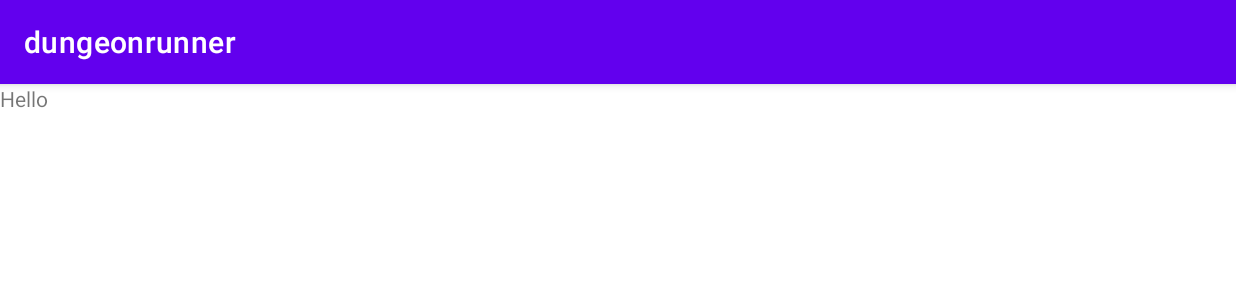
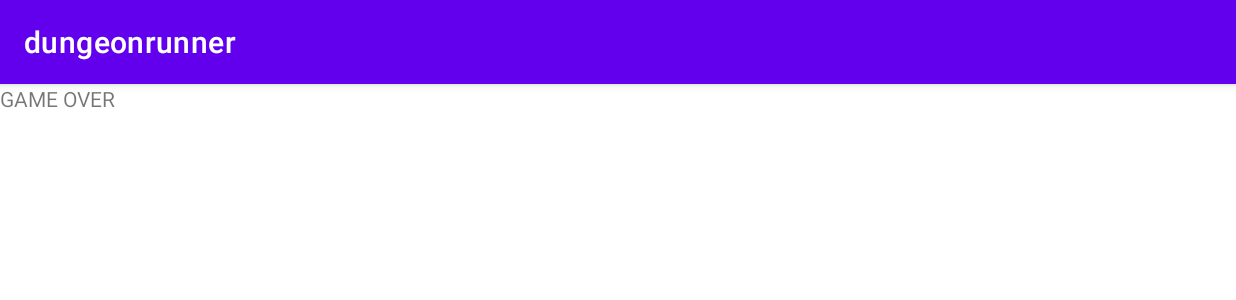
Before and after one commit to CS2340-Team13/CS2340C_Team13, an Android app: the endScreen screen opened through its navigation route, on a phone screen of 824 x 412 dp (held sideways). Shown: the top 300 px of the screen. Run offline under Robolectric (Android 15) with nearby library versions, the phone set to English and light mode, and no system bars.

```diff
--- a/dungeonrunner/app/src/main/res/layout/fragment_config_screen.xml
+++ b/dungeonrunner/app/src/main/res/layout/fragment_config_screen.xml
@@ -61,7 +61,7 @@
             <ImageView
                 android:id="@+id/imageViewCharacter1"
                 android:layout_width="0dp"
-                android:layout_height="170dp"
+                android:layout_height="85dp"
                 android:layout_weight="1"
                 android:background="?android:attr/selectableItemBackground"
                 android:clickable="true"
--- a/dungeonrunner/app/src/main/res/layout/fragment_end_screen.xml
+++ b/dungeonrunner/app/src/main/res/layout/fragment_end_screen.xml
@@ -8,6 +8,6 @@
     <TextView
         android:layout_width="match_parent"
         android:layout_height="match_parent"
-        android:text="Hello" />
+        android:text="GAME OVER" />
 
 </FrameLayout>
```
Also changed, not shown: dungeonrunner/app/src/main/java/com/example/dungeonrunner/gameScreen.java (+12 -0 lines).
